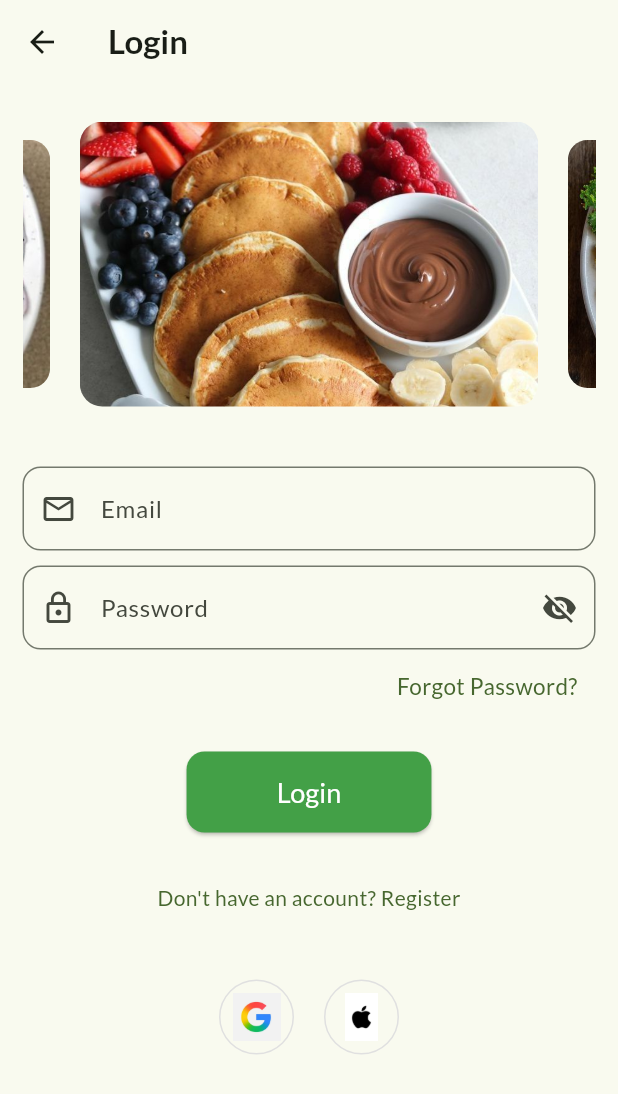
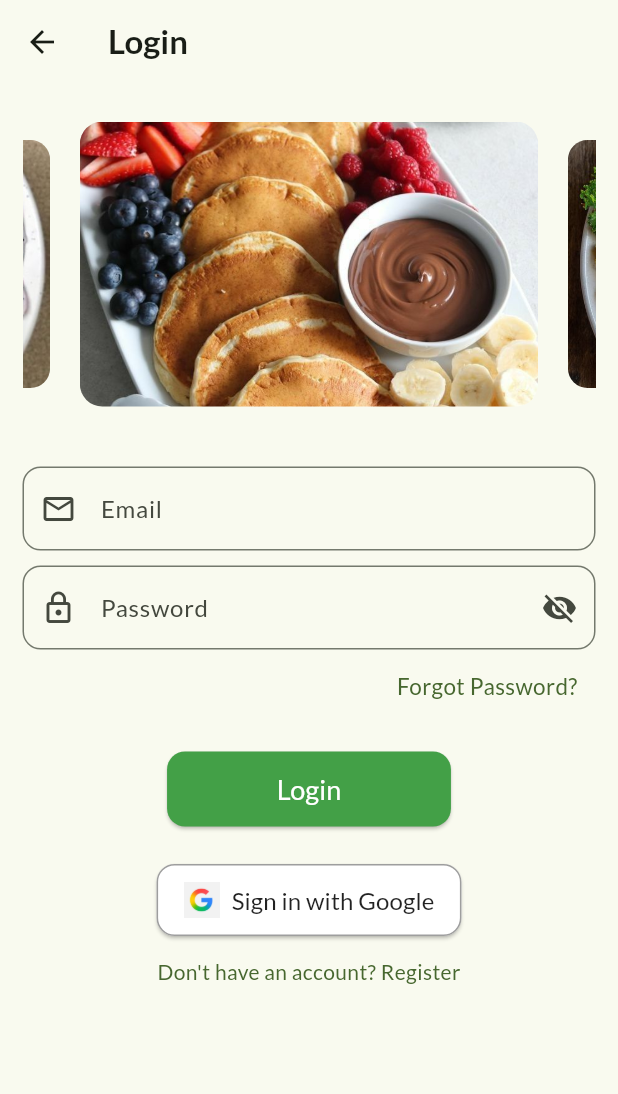
Before and after one commit to AlexisIvan2000/NutriAI-Lexis, a Flutter app: the LoginScreen screen opened directly, on a phone screen of 412 x 824 dp. Shown: the top 1094 px of the screen. Run offline on Flutter 3.47's test engine with Material 3 defaults, Android fonts, the phone set to English and light mode, and no system bars; drawn by our look-alikes of carousel_slider; our stand-ins replace cloud_firestore, firebase_auth, firebase_core, google_fonts, google_sign_in; accounts and stored records are empty.

Commit message:
Refactor Google sign-in logic and update user data handling in login form

```diff
--- a/front_end/lib/widgets/login_form.dart
+++ b/front_end/lib/widgets/login_form.dart
@@ -92,9 +92,7 @@ class _LoginFormState extends State<LoginForm> {
       final GoogleSignInAccount? googleUser = await GoogleSignIn().signIn();
       if (googleUser == null) return;
 
-      final GoogleSignInAuthentication googleAuth =
-          await googleUser.authentication;
-
+      final googleAuth = await googleUser.authentication;
       final credential = GoogleAuthProvider.credential(
         accessToken: googleAuth.accessToken,
         idToken: googleAuth.idToken,
@@ -106,39 +104,43 @@ class _LoginFormState extends State<LoginForm> {
       final user = userCredential.user;
 
       if (user != null) {
-        final doc = await FirebaseFirestore.instance
+        final docRef = FirebaseFirestore.instance
             .collection('users')
-            .doc(user.uid)
-            .get();
+            .doc(user.uid);
+        final doc = await docRef.get();
 
-        final fullName = user.displayName?.split(' ') ?? [];
-        final firstName = fullName.isNotEmpty ? fullName.first : '';
-        final lastName = fullName.length > 1 ? fullName.last : '';
+        final googleFirst = user.displayName?.split(' ').first ?? '';
+        final googleLast = user.displayName?.split(' ').length == 2
+            ? user.displayName!.split(' ').last
+            : '';
 
         if (!doc.exists) {
-          await FirebaseFirestore.instance
-              .collection('users')
-              .doc(user.uid)
-              .set({
-                'firstName': firstName,
-                'lastName': lastName,
-                'email': user.email,
-                'createdAt': Timestamp.now(),
-              });
+          await docRef.set({
+            'firstName': googleFirst,
+            'lastName': googleLast,
+            'email': user.email,
+            'createdAt': Timestamp.now(),
+          });
+        } else {
+          await docRef.update({
+            'firstName': (doc['firstName'] as String).isEmpty
+                ? googleFirst
+                : doc['firstName'],
+            'lastName': (doc['lastName'] as String).isEmpty
+                ? googleLast
+                : doc['lastName'],
+          });
         }
       }
 
-      ScaffoldMessenger.of(context).showSnackBar(
-        const SnackBar(content: Text('Google sign-in successful!')),
-      );
-
-      Navigator.of(context).pushReplacement(
-        MaterialPageRoute(builder: (ctx) => const DashboardScreen()),
+      Navigator.pushReplacement(
+        context,
+        MaterialPageRoute(builder: (_) => const DashboardScreen()),
       );
     } catch (e) {
       ScaffoldMessenger.of(
         context,
-      ).showSnackBar(SnackBar(content: Text('Google sign-in failed: $e')));
+      ).showSnackBar(SnackBar(content: Text("Google sign-in failed: $e")));
     }
   }
 
@@ -239,8 +241,8 @@ class _LoginFormState extends State<LoginForm> {
                   style: ElevatedButton.styleFrom(
                     backgroundColor: Colors.green[600],
                     padding: const EdgeInsets.symmetric(
-                      horizontal: 60,
-                      vertical: 14,
+                      horizontal: 73,
+                      vertical: 12,
                     ),
                     shape: RoundedRectangleBorder(
                       borderRadius: BorderRadius.circular(12),
@@ -251,9 +253,31 @@ class _LoginFormState extends State<LoginForm> {
                     style: TextStyle(fontSize: 18, color: Colors.white),
                   ),
                 ),
+                const SizedBox(height: 15),
                 const SizedBox(height: 10),
-
-                const SizedBox(height: 10),
+                ElevatedButton.icon(
+                  onPressed: () => signInWithGoogle(context),
+                  icon: Image.asset(
+                    'assets/images/google_logo.png',
+                    height: 24,
+                    width: 24,
+                  ),
+                  label: const Text(
+                    'Sign in with Google',
+                    style: TextStyle(fontSize: 16, color: Colors.black87),
+                  ),
+                  style: ElevatedButton.styleFrom(
+                    backgroundColor: Colors.white,
+                    padding: const EdgeInsets.symmetric(
+                      horizontal: 18,
+                      vertical: 12,
+                    ),
+                    shape: RoundedRectangleBorder(
+                      borderRadius: BorderRadius.circular(12),
+                      side: const BorderSide(color: Colors.grey),
+                    ),
+                  ),
+                ),
 
                 TextButton(
                   onPressed: _onRegisterPressed,
@@ -264,48 +288,7 @@ class _LoginFormState extends State<LoginForm> {
                     ),
                   ),
                 ),
-                const SizedBox(height: 30),
 
-                Row(
-                  mainAxisAlignment: MainAxisAlignment.center,
-                  children: [
-                    InkWell(
-                      onTap: () => signInWithGoogle(context),
-                      borderRadius: BorderRadius.circular(30),
-                      child: Container(
-                        width: 50,
-                        height: 50,
-                        padding: const EdgeInsets.all(8),
-                        decoration: BoxDecoration(
-                          shape: BoxShape.circle,
-                          border: Border.all(
-                            color: Colors.grey.shade300,
-                            width: 1,
-                          ),
-                        ),
-                        child: Image.asset('assets/images/google_logo.png'),
-                      ),
-                    ),
-                    const SizedBox(width: 20),
-                    InkWell(
-                      onTap: () {},
-                      borderRadius: BorderRadius.circular(30),
-                      child: Container(
-                        width: 50,
-                        height: 50,
-                        padding: const EdgeInsets.all(8),
-                        decoration: BoxDecoration(
-                          shape: BoxShape.circle,
-                          border: Border.all(
-                            color: Colors.grey.shade300,
-                            width: 1,
-                          ),
-                        ),
-                        child: Image.asset('assets/images/apple_logo.png'),
-                      ),
-                    ),
-                  ],
-                ),
               ],
             ),
           ),
```
